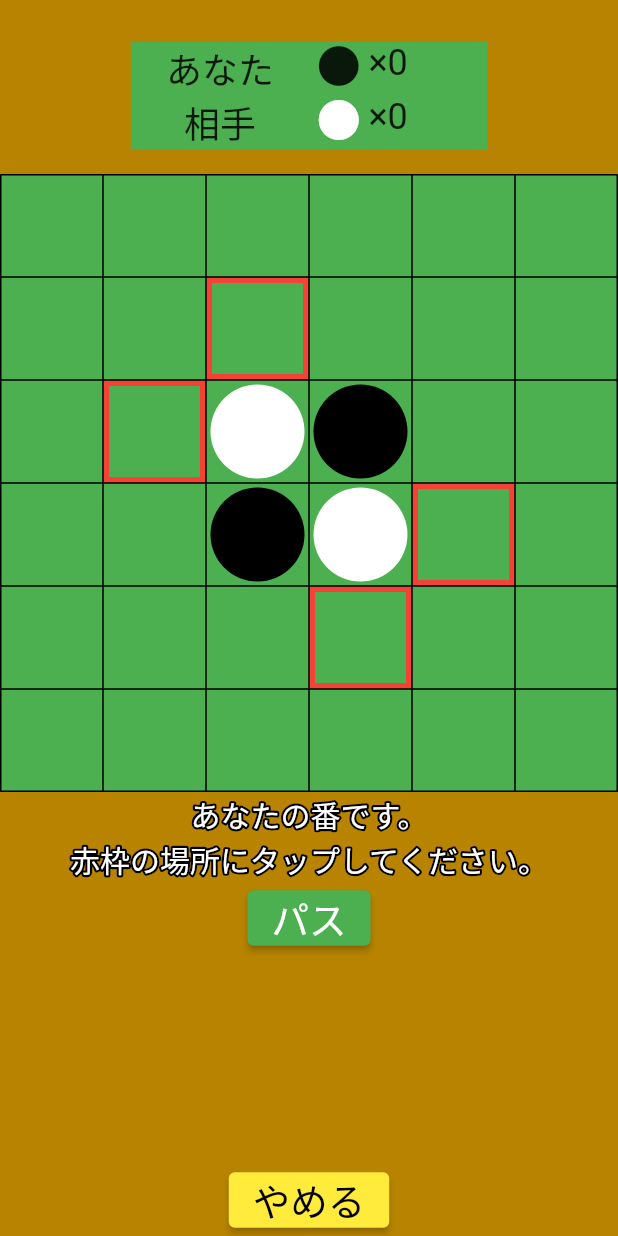
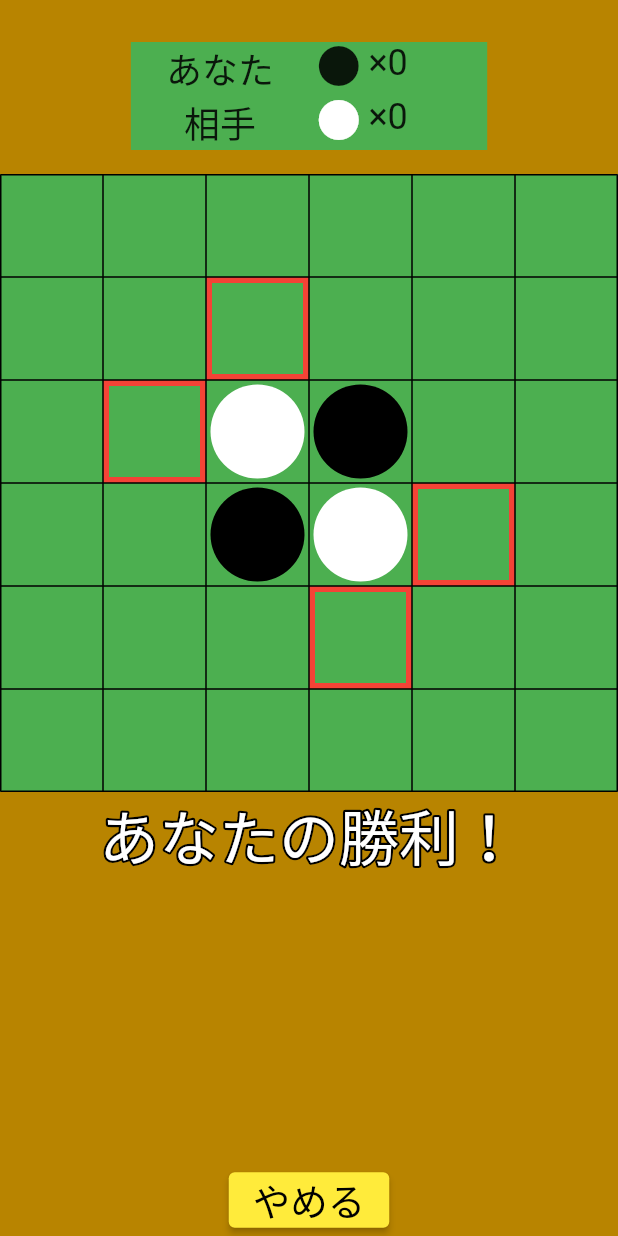
Before and after one commit to KotaSHIOZAKI/flutter_othello_app, a Flutter app: the GameScreen screen opened by its route, on a phone screen of 412 x 824 dp. Run offline on Flutter 3.47's test engine with Material 2 defaults, Android fonts, the phone set to English and light mode, and no system bars; drawn by our look-alikes of bordered_text.

Commit message:
メッセージのバリエーション

```diff
--- a/lib/game_screen.dart
+++ b/lib/game_screen.dart
@@ -4,6 +4,8 @@ import 'package:bordered_text/bordered_text.dart';
 import 'main.dart';
 import 'main.dart' as main;
 import 'classes.dart';
+
+var counts = [0, 0];
 
 class GameScreen extends StatefulWidget {
   const GameScreen({super.key});
@@ -80,35 +82,7 @@ class GameScreenPage extends State<GameScreen> {
               }
             ],
           ),
-          BorderedText(
-            strokeWidth: 3.0, //縁の太さ
-            strokeColor: Colors.black,
-            child: const Text(
-              "あなたの番です。\n赤枠の場所にタップしてください。",
-              textAlign: TextAlign.center,
-              overflow: TextOverflow.visible,
-              style: TextStyle(
-                fontSize: 20,
-                color: Colors.white,
-              ),
-            ),
-          ),
-          ElevatedButton(
-            onPressed: (){
-              Navigator.popUntil(context, ModalRoute.withName('/'));
-            },
-            style: ElevatedButton.styleFrom(
-              backgroundColor: Colors.green, //ボタンの背景色
-            ),
-            child: const Text(
-              "パス",
-              textAlign: TextAlign.center,
-              style: TextStyle(
-                fontSize: 25,
-                color: Colors.white,
-              ),
-            ),
-          ),
+          judge(3),
           const Spacer(),
           ElevatedButton(
             onPressed: (){
@@ -198,6 +172,96 @@ class GameScreenPage extends State<GameScreen> {
     );
   }
 
+  Widget judge(int num) {
+    switch (num) {
+      case 0:
+      //あなたの番
+      return BorderedText(
+        strokeWidth: 3.0, //縁の太さ
+        strokeColor: Colors.black,
+        child: const Text(
+          "あなたの番です。\n赤枠の場所にタップしてください。",
+          textAlign: TextAlign.center,
+          overflow: TextOverflow.visible,
+          style: TextStyle(
+            fontSize: 20,
+            color: Colors.white,
+          ),
+        ),
+      );
+
+      case 1:
+      //置けない場合
+      return ElevatedButton(
+        onPressed: (){
+          Navigator.popUntil(context, ModalRoute.withName('/'));
+        },
+        style: ElevatedButton.styleFrom(
+          backgroundColor: Colors.green, //ボタンの背景色
+        ),
+        child: const Text(
+          "パス",
+          textAlign: TextAlign.center,
+          style: TextStyle(
+            fontSize: 25,
+            color: Colors.white,
+          ),
+        ),
+      );
+
+      case 2:
+      //相手の番
+      return BorderedText(
+        strokeWidth: 3.0, //縁の太さ
+        strokeColor: Colors.black,
+        child: const Text(
+          "相手の番です。",
+          textAlign: TextAlign.center,
+          overflow: TextOverflow.visible,
+          style: TextStyle(
+            fontSize: 20,
+            color: Colors.white,
+          ),
+        ),
+      );
+
+      case 3:
+      //勝利
+      return BorderedText(
+        strokeWidth: 3.0, //縁の太さ
+        strokeColor: Colors.black,
+        child: const Text(
+          "あなたの勝利！",
+          textAlign: TextAlign.center,
+          overflow: TextOverflow.visible,
+          style: TextStyle(
+            fontSize: 40,
+            color: Colors.white,
+          ),
+        ),
+      );
+
+      case 4:
+      //敗北
+      return BorderedText(
+        strokeWidth: 3.0, //縁の太さ
+        strokeColor: Colors.black,
+        child: const Text(
+          "相手の勝利！",
+          textAlign: TextAlign.center,
+          overflow: TextOverflow.visible,
+          style: TextStyle(
+            fontSize: 40,
+            color: Colors.white,
+          ),
+        ),
+      );
+
+      default:
+      return Container();
+    }
+  }
+
   bool putStone(int column, int row, int color, {bool replace = true}) {
     int replaceStone(int col, int row, int columnAdd, int rowAdd, bool replace) {
       col += columnAdd;
--- a/lib/main.dart
+++ b/lib/main.dart
@@ -15,7 +15,6 @@ void main() {
 int column = 6;
 int row = 6;
 GameBoard gameBoard = GameBoard(6, 6);
-var counts = [0, 0];
 
 class MyApp extends StatelessWidget {
   const MyApp({super.key});
```
